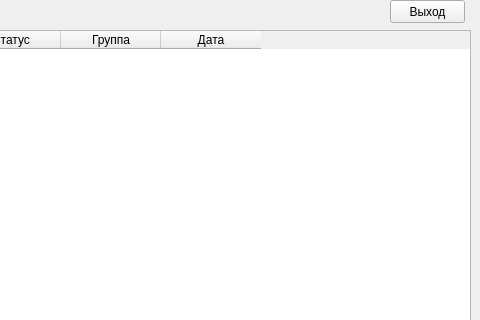
Above: untitled_task_old.ui from keregan/Active_staff_motivation_qt before the change; both pictures show x 250 to 730 and y 0 to 320 of the 730 by 453 pixel window. Below: the same form after it.
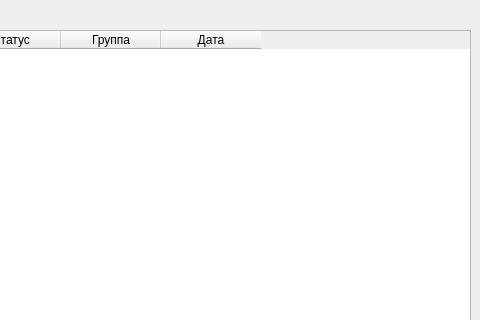
That is the form after the change.

Diff of the .ui file:
```diff
--- a/untitled_task_old.ui
+++ b/untitled_task_old.ui
@@ -25,19 +25,6 @@
   <property name="windowTitle">
    <string>Выполненые задачи</string>
   </property>
-  <widget class="QPushButton" name="task_old_close">
-   <property name="geometry">
-    <rect>
-     <x>640</x>
-     <y>0</y>
-     <width>75</width>
-     <height>23</height>
-    </rect>
-   </property>
-   <property name="text">
-    <string>Выход</string>
-   </property>
-  </widget>
   <widget class="QTableWidget" name="tableWidgetf">
    <property name="geometry">
     <rect>
```
